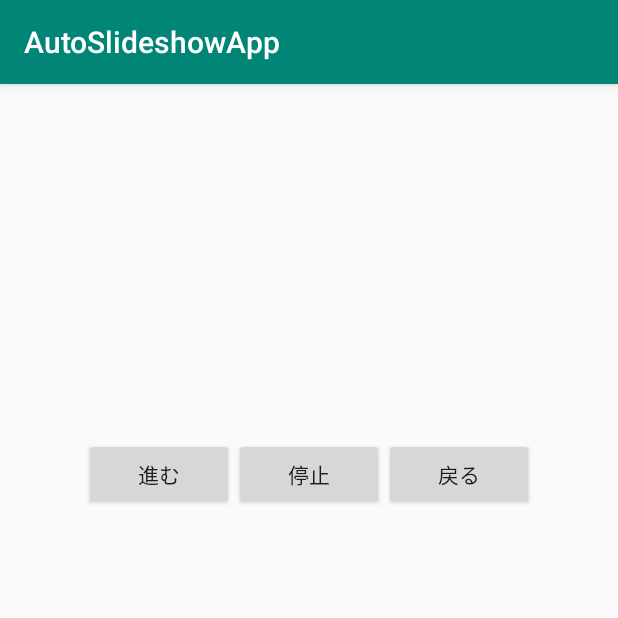
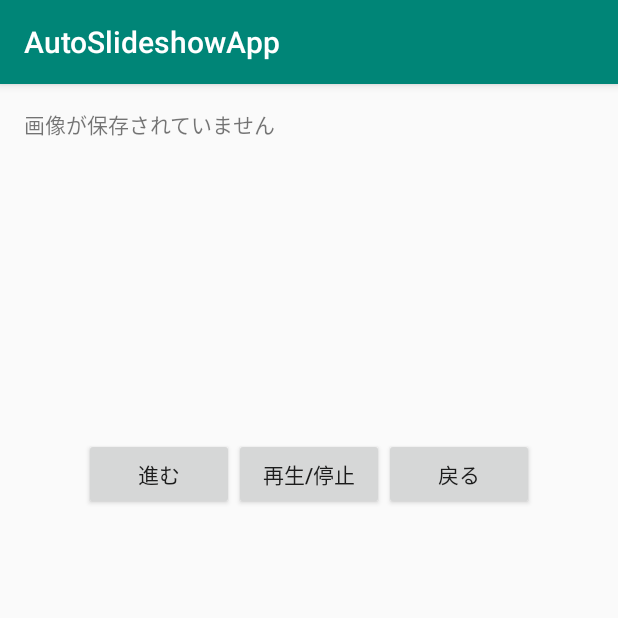
Before and after one commit to MoeHatori/AutoSlideshowApp, an Android app: the screen it shows after launch (MainActivity), after a tap on "再生/停止", on a phone screen of 412 x 824 dp, the top half of it. Run offline under Robolectric (Android 15) with nearby library versions, the phone set to English and light mode, and no system bars; libraries missing offline, so code that uses them is left out: jp.techacademy.moe; 1 other tap on this screen came first.

Commit message:
提出用

```diff
--- a/app/src/main/java/jp/techacademy/moe/hatori/autoslideshowapp/MainActivity.kt
+++ b/app/src/main/java/jp/techacademy/moe/hatori/autoslideshowapp/MainActivity.kt
@@ -26,9 +26,6 @@ class MainActivity : AppCompatActivity() {
     //URI配列に指定するためのIndex
     private var Nowindex:Int = 0
 
-    // タイマー用の時間のための変数
-    private var mTimerSec = 0.0
-
     private var mHandler = Handler()
 
     override fun onCreate(savedInstanceState: Bundle?) {
@@ -53,6 +50,9 @@ class MainActivity : AppCompatActivity() {
         //再生ボタン実装
         start_button.setOnClickListener {
 
+            if(picURLInfo.count() == 0 ){
+                error.text = "画像が保存されていません"
+            } else {
                 if (mTimer == null){
 
                     mTimer = Timer()
@@ -88,22 +88,35 @@ class MainActivity : AppCompatActivity() {
 
             }
 
+
+        }
+
         //進むボタンが押されたときの処理
         prev_button.setOnClickListener {
 
+            if(picURLInfo.count() == 0 ){
+                error.text = "画像が保存されていません"
+            } else {
                 Nowindex += 1
                 if (Nowindex == picURLInfo.count()){
                     Nowindex = 0
                 }
                 imageView.setImageURI(picURLInfo[Nowindex])
+            }
+
+
 
         }
 
 
         //戻るボタンが押されたときの処理
         next_button.setOnClickListener {
+
+
+            if(picURLInfo.count() == 0 ){
+                error.text = "画像が保存されていません"
+            } else {
                 //Nowindexが要素数と一致したときの判定処理
-
                 if (Nowindex == picURLInfo.count()){
                     Nowindex = picURLInfo.count()-1
                 }
@@ -114,6 +127,7 @@ class MainActivity : AppCompatActivity() {
                 }else{
                     Nowindex -= 1
                     imageView.setImageURI(picURLInfo[Nowindex])
+                }
             }
 
         }
--- a/app/src/main/res/layout/activity_main.xml
+++ b/app/src/main/res/layout/activity_main.xml
@@ -7,6 +7,13 @@
     android:paddingRight="16dp"
     android:paddingTop="16dp"
     tools:context=".MainActivity">
+
+    <TextView
+        android:layout_width="match_parent"
+        android:layout_height="match_parent"
+        android:layout_centerInParent="true"
+        android:id="@+id/error"/>
+
 
     <ImageView
         android:layout_width="300dp"
@@ -42,4 +49,5 @@
             android:id="@+id/next_button"/>
     </LinearLayout>
 
+
 </RelativeLayout>
```
Lines whose indentation alone changed are shown as unchanged.
